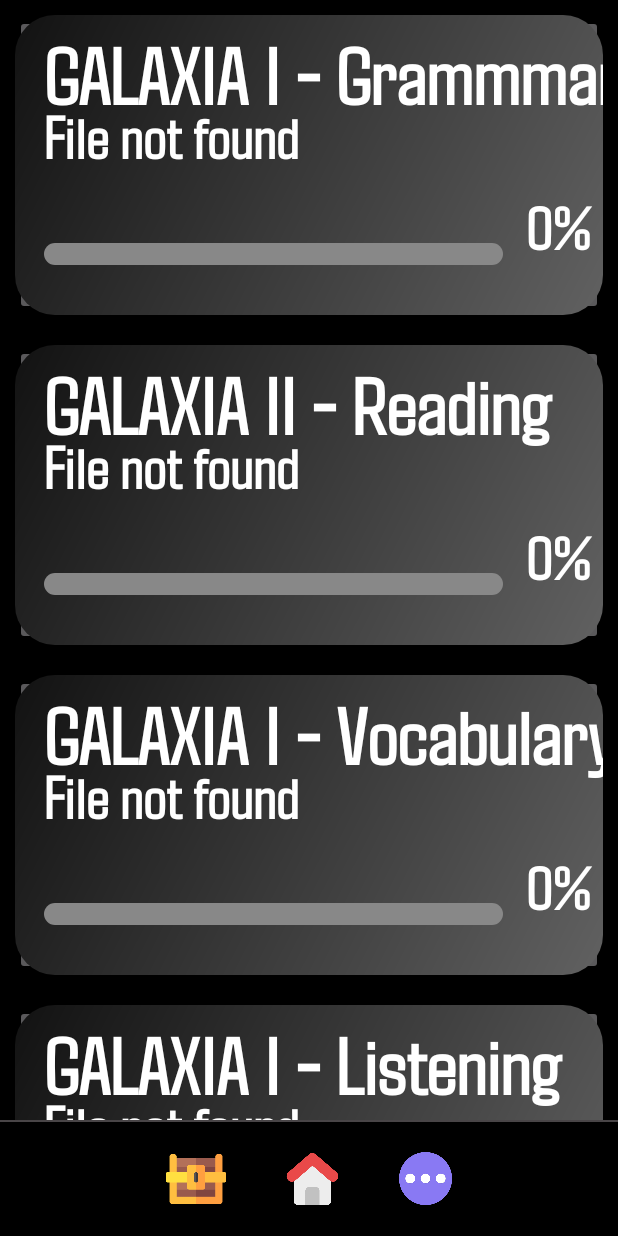
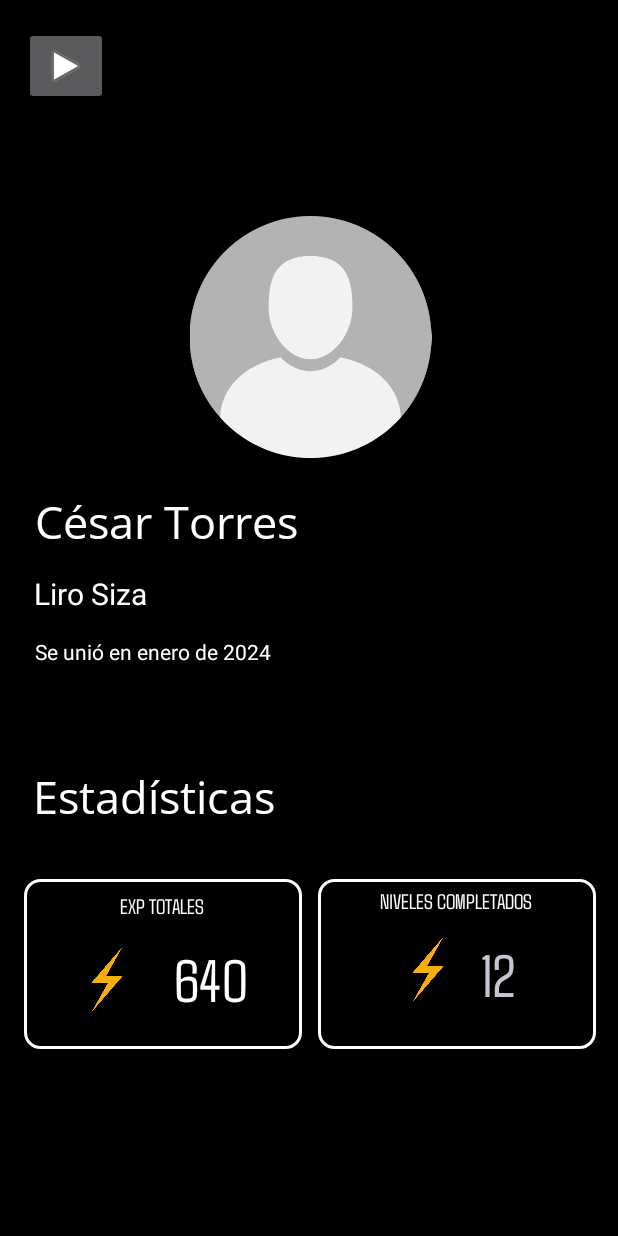
Before and after one commit to LiroSiza/RCS-Rocket-English, an Android app: the screen it shows after launch (MainActivity), on a phone screen of 412 x 824 dp. Run offline under Robolectric (Android 15) with nearby library versions, the phone set to English and light mode, and no system bars.

Commit message:
Profile Layout

```diff
--- a/app/src/main/java/com/rcs_rocket_english/MainActivity.java
+++ b/app/src/main/java/com/rcs_rocket_english/MainActivity.java
@@ -17,7 +17,7 @@ public class MainActivity extends AppCompatActivity implements NavigationMenu.On
     protected void onCreate(Bundle savedInstanceState) {
         super.onCreate(savedInstanceState);
         EdgeToEdge.enable(this);
-        setContentView(R.layout.galaxies);
+        setContentView(R.layout.profile);
         ViewCompat.setOnApplyWindowInsetsListener(findViewById(R.id.main), (v, insets) -> {
             Insets systemBars = insets.getInsets(WindowInsetsCompat.Type.systemBars());
             v.setPadding(systemBars.left, systemBars.top, systemBars.right, systemBars.bottom);
@@ -27,8 +27,8 @@ public class MainActivity extends AppCompatActivity implements NavigationMenu.On
         AppCompatDelegate.setDefaultNightMode(AppCompatDelegate.MODE_NIGHT_YES);
 
         // Control personalizado
-        NavigationMenu navMenu = findViewById(R.id.navbarControl);
-        navMenu.setOnNavItemSelectedListener(this);
+        //NavigationMenu navMenu = findViewById(R.id.navbarControl);
+        //navMenu.setOnNavItemSelectedListener(this);
     }
 
     @Override
--- a/app/src/main/java/com/rcs_rocket_english/controls/Galaxy.java
+++ b/app/src/main/java/com/rcs_rocket_english/controls/Galaxy.java
@@ -13,6 +13,8 @@ import android.util.AttributeSet;
 import androidx.annotation.NonNull;
 import androidx.annotation.Nullable;
 import androidx.appcompat.widget.AppCompatButton;
+
+import com.rcs_rocket_english.R;
 
 public class Galaxy extends AppCompatButton {
     float escala = getResources().getDisplayMetrics().density;
@@ -57,7 +59,9 @@ public class Galaxy extends AppCompatButton {
         pProg.setTextSize(60f);
         pProg.setFakeBoldText(true);
 
-        Typeface typeface = Typeface.createFromAsset(getContext().getAssets(), "fonts/Agdasima-Regular.ttf");
+
+        Typeface typeface = getResources().getFont(R.font.agdasima_regular); // Reference the font
+
         pTexto.setTypeface(typeface);
 
         pDesc.setTypeface(typeface);
--- /dev/null
+++ b/app/src/main/res/drawable/borderprofile.xml
@@ -0,0 +1,18 @@
+<?xml version="1.0" encoding="utf-8"?>
+
+<shape xmlns:android="http://schemas.android.com/apk/res/android">
+    <solid android:color="@android:color/transparent"/> <!-- Background color -->
+    <stroke
+        android:width="2dp"
+        android:color="@android:color/white"
+
+
+    />
+    <corners
+        android:radius="10dp"/>
+    <padding
+        android:left="2dp"
+        android:top="2dp"
+        android:right="2dp"
+        android:bottom="2dp"/>
+</shape>
--- /dev/null
+++ b/app/src/main/res/layout/profile.xml
@@ -0,0 +1,241 @@
+<?xml version="1.0" encoding="utf-8"?>
+<androidx.constraintlayout.widget.ConstraintLayout xmlns:android="http://schemas.android.com/apk/res/android"
+    xmlns:app="http://schemas.android.com/apk/res-auto"
+    xmlns:tools="http://schemas.android.com/tools"
+    android:layout_width="match_parent"
+    android:layout_height="match_parent"
+    android:id="@+id/main"
+    tools:context=".MainActivity">
+
+    <ImageButton
+        android:id="@+id/imageButton"
+        android:layout_width="wrap_content"
+        android:layout_height="wrap_content"
+        app:layout_constraintBottom_toBottomOf="parent"
+        app:layout_constraintEnd_toEndOf="parent"
+        app:layout_constraintHorizontal_bias="0.045"
+        app:layout_constraintStart_toStartOf="parent"
+        app:layout_constraintTop_toTopOf="parent"
+        app:layout_constraintVertical_bias="0.023"
+        app:srcCompat="@android:drawable/ic_media_play"
+        tools:ignore="SpeakableTextPresentCheck" />
+
+    <ScrollView
+        android:layout_width="413dp"
+        android:layout_height="593dp"
+        app:layout_constraintBottom_toBottomOf="parent"
+        app:layout_constraintEnd_toEndOf="parent"
+        app:layout_constraintStart_toStartOf="parent"
+        app:layout_constraintTop_toTopOf="parent"
+        tools:ignore="SpeakableTextPresentCheck" >
+
+
+        <androidx.constraintlayout.widget.ConstraintLayout
+            android:layout_width="match_parent"
+            android:layout_height="wrap_content"
+            android:minHeight="800dp">
+
+
+            <ImageView
+                android:id="@+id/imageView"
+                android:layout_width="367dp"
+                android:layout_height="161dp"
+                app:layout_constraintBottom_toBottomOf="parent"
+                app:layout_constraintEnd_toEndOf="parent"
+                app:layout_constraintStart_toStartOf="parent"
+                app:layout_constraintTop_toTopOf="parent"
+                app:layout_constraintVertical_bias="0.045"
+                app:srcCompat="@drawable/btn_profile" />
+
+            <TextView
+                android:id="@+id/name"
+                android:layout_width="wrap_content"
+                android:layout_height="wrap_content"
+                android:fontFamily="@font/opensans_variablefont_wdth_wght"
+                android:text="César Torres"
+                android:textColor="@color/white"
+                android:textSize="30sp"
+                app:layout_constraintBottom_toBottomOf="parent"
+                app:layout_constraintEnd_toEndOf="parent"
+                app:layout_constraintHorizontal_bias="0.097"
+                app:layout_constraintStart_toStartOf="parent"
+                app:layout_constraintTop_toTopOf="parent"
+                app:layout_constraintVertical_bias="0.279"
+
+                />
+
+            <TextView
+                android:id="@+id/textView2"
+                android:layout_width="wrap_content"
+                android:layout_height="wrap_content"
+                android:text="Liro Siza"
+                android:textColor="@color/white"
+                android:textSize="20sp"
+                app:layout_constraintBottom_toBottomOf="parent"
+                app:layout_constraintEnd_toEndOf="parent"
+                app:layout_constraintHorizontal_bias="0.068"
+                app:layout_constraintStart_toStartOf="parent"
+                app:layout_constraintTop_toTopOf="parent"
+                app:layout_constraintVertical_bias="0.345" />
+
+            <TextView
+                android:id="@+id/textView3"
+                android:layout_width="wrap_content"
+                android:layout_height="wrap_content"
+                android:text="Se unió en enero de 2024"
+                android:textColor="@color/white"
+                app:layout_constraintBottom_toBottomOf="parent"
+                app:layout_constraintEnd_toEndOf="parent"
+                app:layout_constraintHorizontal_bias="0.09"
+                app:layout_constraintStart_toStartOf="parent"
+                app:layout_constraintTop_toTopOf="parent"
+                app:layout_constraintVertical_bias="0.396" />
+
+            <TextView
+                android:id="@+id/textView4"
+                android:layout_width="wrap_content"
+                android:layout_height="wrap_content"
+                android:fontFamily="@font/opensans_variablefont_wdth_wght"
+                android:text="Estadísticas"
+                android:textColor="@color/white"
+                android:textSize="30sp"
+                app:layout_constraintBottom_toBottomOf="parent"
+                app:layout_constraintEnd_toEndOf="parent"
+                app:layout_constraintHorizontal_bias="0.088"
+                app:layout_constraintStart_toStartOf="parent"
+                app:layout_constraintTop_toTopOf="parent"
+                app:layout_constraintVertical_bias="0.521" />
+
+            <androidx.constraintlayout.widget.ConstraintLayout
+                android:id="@+id/constraintLayout"
+                android:layout_width="185dp"
+                android:layout_height="113dp"
+                android:layout_marginBottom="196dp"
+                android:background="@drawable/borderprofile"
+                app:layout_constraintBottom_toBottomOf="parent"
+                app:layout_constraintEnd_toEndOf="parent"
+                app:layout_constraintHorizontal_bias="0.071"
+                app:layout_constraintStart_toStartOf="parent"
+                app:layout_constraintTop_toBottomOf="@+id/textView4"
+                app:layout_constraintVertical_bias="0.629">
+
+                <TextView
+                    android:id="@+id/textView6"
+                    android:layout_width="wrap_content"
+                    android:layout_height="wrap_content"
+                    android:fontFamily="@font/agdasima_regular"
+                    android:text="EXP TOTALES"
+                    android:textColor="@color/white"
+                    app:layout_constraintBottom_toBottomOf="parent"
+                    app:layout_constraintEnd_toEndOf="parent"
+                    app:layout_constraintHorizontal_bias="0.496"
+                    app:layout_constraintStart_toStartOf="parent"
+                    app:layout_constraintTop_toTopOf="parent"
+                    app:layout_constraintVertical_bias="0.083" />
+
+                <ImageView
+                    android:id="@+id/imageView2"
+                    android:layout_width="44dp"
+                    android:layout_height="55dp"
+                    app:layout_constraintBottom_toBottomOf="parent"
+                    app:layout_constraintEnd_toEndOf="parent"
+                    app:layout_constraintHorizontal_bias="0.226"
+                    app:layout_constraintStart_toStartOf="parent"
+                    app:layout_constraintTop_toTopOf="parent"
+                    app:layout_constraintVertical_bias="0.689"
+                    app:srcCompat="@drawable/icon_lightning" />
+
+                <TextView
+                    android:id="@+id/textView7"
+                    android:layout_width="wrap_content"
+                    android:layout_height="wrap_content"
+                    android:fontFamily="@font/agdasima_regular"
+                    android:text="640"
+                    android:textColor="@color/white"
+                    android:textSize="40sp"
+                    app:layout_constraintBottom_toBottomOf="parent"
+                    app:layout_constraintEnd_toEndOf="parent"
+                    app:layout_constraintHorizontal_bias="0.741"
+                    app:layout_constraintStart_toStartOf="parent"
+                    app:layout_constraintTop_toTopOf="parent"
+                    app:layout_constraintVertical_bias="0.655" />
+
+            </androidx.constraintlayout.widget.ConstraintLayout>
+
+            <androidx.constraintlayout.widget.ConstraintLayout
+                android:layout_width="185dp"
+                android:layout_height="113dp"
+                android:layout_marginTop="250dp"
+                android:layout_marginBottom="140dp"
+                app:layout_constraintBottom_toBottomOf="parent"
+                app:layout_constraintEnd_toEndOf="parent"
+                app:layout_constraintHorizontal_bias="0.407"
+                app:layout_constraintStart_toEndOf="@+id/constraintLayout"
+                app:layout_constraintTop_toBottomOf="@+id/imageView"
+                app:layout_constraintVertical_bias="0.289"
+                android:background="@drawable/borderprofile">
+
+                <TextView
+                    android:id="@+id/textView8"
+                    android:layout_width="wrap_content"
+                    android:layout_height="wrap_content"
+                    android:fontFamily="@font/agdasima_regular"
+                    android:text="NIVELES COMPLETADOS"
+                    android:textColor="@color/white"
+                    app:layout_constraintBottom_toBottomOf="parent"
+                    app:layout_constraintEnd_toEndOf="parent"
+                    app:layout_constraintHorizontal_bias="0.494"
+                    app:layout_constraintStart_toStartOf="parent"
+                    app:layout_constraintTop_toTopOf="parent"
+                    app:layout_constraintVertical_bias="0.041" />
+
+                <ImageView
+                    android:id="@+id/imageView3"
+                    android:layout_width="44dp"
+                    android:layout_height="55dp"
+                    app:layout_constraintBottom_toBottomOf="parent"
+                    app:layout_constraintEnd_toEndOf="parent"
+                    app:layout_constraintHorizontal_bias="0.361"
+                    app:layout_constraintStart_toStartOf="parent"
+                    app:layout_constraintTop_toTopOf="parent"
+                    app:layout_constraintVertical_bias="0.568"
+                    app:srcCompat="@drawable/icon_lightning" />
+
+                <TextView
+                    android:id="@+id/textView9"
+                    android:layout_width="wrap_content"
+                    android:layout_height="wrap_content"
+                    android:fontFamily="@font/agdasima_regular"
+                    android:text="12"
+                    android:textSize="40sp"
+                    app:layout_constraintBottom_toBottomOf="parent"
+                    app:layout_constraintEnd_toEndOf="parent"
+                    app:layout_constraintHorizontal_bias="0.67"
+                    app:layout_constraintStart_toStartOf="parent"
+                    app:layout_constraintTop_toTopOf="parent"
+                    app:layout_constraintVertical_bias="0.6" />
+            </androidx.constraintlayout.widget.ConstraintLayout>
+
+            <TextView
+                android:id="@+id/textView5"
+                android:layout_width="wrap_content"
+                android:layout_height="wrap_content"
+                android:layout_marginTop="30dp"
+                android:fontFamily="@font/opensans_variablefont_wdth_wght"
+                android:text="Logros"
+                android:textColor="@color/white"
+                android:textSize="30sp"
+                app:layout_constraintBottom_toBottomOf="parent"
+                app:layout_constraintEnd_toEndOf="parent"
+                app:layout_constraintHorizontal_bias="0.069"
+                app:layout_constraintStart_toStartOf="parent"
+                app:layout_constraintTop_toBottomOf="@+id/constraintLayout"
+                app:layout_constraintVertical_bias="0.068" />
+
+        </androidx.constraintlayout.widget.ConstraintLayout>
+    </ScrollView>
+
+
+
+
+</androidx.constraintlayout.widget.ConstraintLayout>
```
Also changed, not shown: app/src/main/assets/font/Agdasima-Bold.ttf (renamed from app/src/main/assets/fonts/Agdasima-Bold.ttf), app/src/main/assets/font/OFL.txt (renamed from app/src/main/assets/fonts/OFL.txt), app/src/main/assets/font/OpenSans-Italic-VariableFont_wdth,wght.ttf (added), app/src/main/assets/font/OpenSans-VariableFont_wdth,wght.ttf (added), app/src/main/assets/font/agdasima-Regular.ttf (renamed from app/src/main/assets/fonts/Agdasima-Regular.ttf), app/src/main/res/font/agdasima_bold.ttf (added), app/src/main/res/font/agdasima_regular.ttf (added), app/src/main/res/font/opensans_italic_variablefont_wdth_wght.ttf (added), app/src/main/res/font/opensans_variablefont_wdth_wght.ttf (added).
